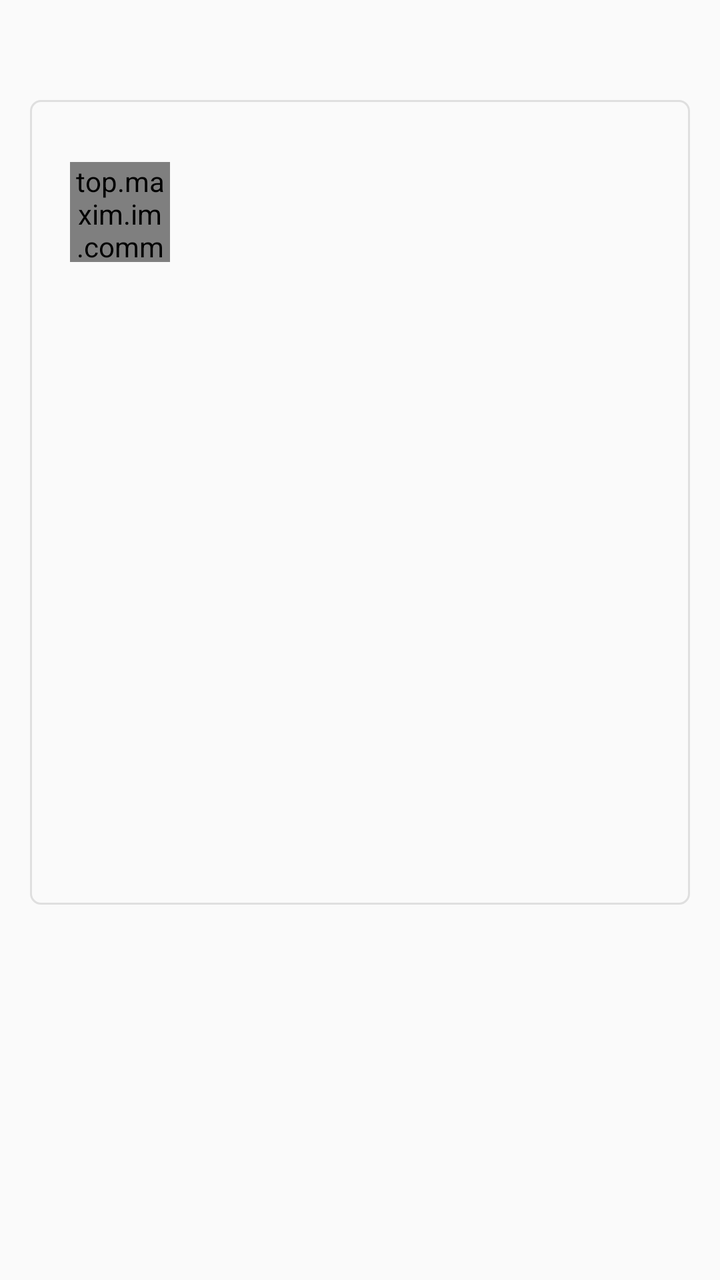
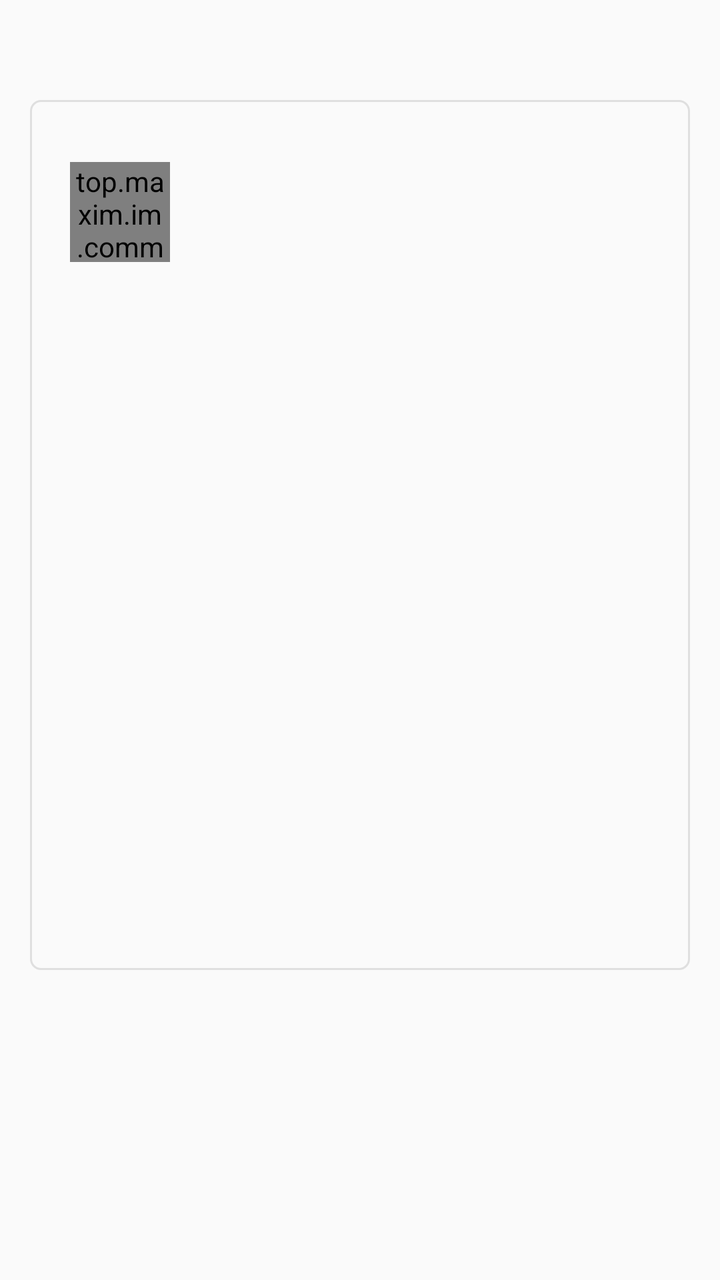

An Android layout rendered at two revisions. The XML below is the earlier revision; the diff shows what the commit changed to produce the second picture.
<!-- AndroidManifest.xml: application theme ActivityAnimation -->
<!-- res/layout/activity_qrcode_detail.xml -->
<?xml version="1.0" encoding="utf-8"?>
<LinearLayout xmlns:android="http://schemas.android.com/apk/res/android"
    xmlns:app="http://schemas.android.com/apk/res-auto"
    android:layout_width="match_parent"
    android:layout_height="wrap_content"
    android:fitsSystemWindows="true"
    android:orientation="vertical">

    <LinearLayout
        android:layout_width="match_parent"
        android:layout_height="wrap_content"
        android:layout_marginLeft="@dimen/dimen_15"
        android:layout_marginTop="@dimen/dimen_50"
        android:layout_marginRight="@dimen/dimen_15"
        android:background="@drawable/my_qrcode_corner_bg"
        android:paddingTop="@dimen/dimen_20"
        android:paddingBottom="@dimen/dimen_60"
        android:orientation="vertical">

        <RelativeLayout
            android:layout_width="match_parent"
            android:layout_height="wrap_content"
            android:layout_gravity="center_vertical">

            <top.maxim.im.common.view.ShapeImageView
                android:id="@+id/iv_user_avatar"
                android:layout_width="@dimen/dimen_50"
                android:layout_height="@dimen/dimen_50"
                android:layout_centerVertical="true"
                android:layout_marginLeft="@dimen/dimen_20"
                android:layout_marginRight="@dimen/dimen_20"
                android:src="@drawable/default_avatar_icon"
                app:shape="circle" />

            <LinearLayout
                android:layout_width="wrap_content"
                android:layout_height="wrap_content"
                android:layout_centerVertical="true"
                android:layout_marginRight="@dimen/dimen_30"
                android:layout_toRightOf="@id/iv_user_avatar"
                android:orientation="vertical">

                <TextView
                    android:id="@+id/tv_user_name"
                    android:layout_width="wrap_content"
                    android:layout_height="wrap_content"
                    android:maxLines="1"
                    android:textColor="@color/color_black"
                    android:textSize="@dimen/dimen_20" />

                <TextView
                    android:id="@+id/tv_user_id"
                    android:layout_width="wrap_content"
                    android:layout_height="wrap_content"
                    android:layout_marginTop="@dimen/dimen_5"
                    android:maxLines="1"
                    android:textColor="@color/color_355522"
                    android:textSize="@dimen/dimen_13" />

                <TextView
                    android:id="@+id/tv_nick_name"
                    android:layout_width="wrap_content"
                    android:layout_height="wrap_content"
                    android:layout_marginTop="@dimen/dimen_5"
                    android:maxLines="1"
                    android:textColor="@color/color_355522"
                    android:textSize="@dimen/dimen_13" />

            </LinearLayout>
        </RelativeLayout>

        <ImageView
            android:id="@+id/iv_qrcode"
            android:layout_width="@dimen/dimen_220"
            android:layout_height="@dimen/dimen_220"
            android:layout_gravity="center_horizontal"
            android:layout_marginTop="@dimen/dimen_30" />
    </LinearLayout>
</LinearLayout>
<!-- resources referenced by this layout -->
<resources>
  <color name="color_355522">#355522</color>
  <color name="color_black">#000000</color>
  <dimen name="dimen_13">13dp</dimen>
  <dimen name="dimen_15">15dp</dimen>
  <dimen name="dimen_20">20dp</dimen>
  <dimen name="dimen_220">220dp</dimen>
  <dimen name="dimen_30">30dp</dimen>
  <dimen name="dimen_5">5dp</dimen>
  <dimen name="dimen_50">50dp</dimen>
  <dimen name="dimen_60">60dp</dimen>
  <!-- drawable default_avatar_icon: png bitmap (drawable-xxhdpi, 2643 bytes) -->
  <!-- drawable my_qrcode_corner_bg (drawable) -->
  <?xml version="1.0" encoding="utf-8"?>
  <shape xmlns:android="http://schemas.android.com/apk/res/android">
      <corners android:radius="@dimen/dimen_5" />
      <stroke
          android:width="@dimen/dimen_1"
          android:color="@color/guide_divider" />
  </shape>
  <style name="ActivityAnimation" parent="@style/AppTheme">
          <item name="android:windowAnimationStyle">@style/activity_animation</item>
          <item name="windowActionBar">false</item>
          <item name="windowNoTitle">true</item>
      </style>
  <dimen name="dimen_1">1dp</dimen>
  <color name="guide_divider">#DFDFDF</color>
  <style name="AppTheme" parent="Theme.AppCompat.Light">
          
      </style>
  <style name="activity_animation">
          <item name="android:activityOpenEnterAnimation">@anim/out_left_in</item>
          <item name="android:activityOpenExitAnimation">@anim/out_left_out</item>
          <item name="android:activityCloseEnterAnimation">@anim/activity_close_enter</item>
          <item name="android:activityCloseExitAnimation">@anim/activity_close_exit</item>
          <item name="android:taskOpenEnterAnimation">@null</item>
          <item name="android:taskOpenExitAnimation">@null</item>
          <item name="android:taskCloseEnterAnimation">@null</item>
          <item name="android:taskCloseExitAnimation">@null</item>
          <item name="android:taskToFrontEnterAnimation">@null</item>
          <item name="android:taskToFrontExitAnimation">@null</item>
          <item name="android:taskToBackEnterAnimation">@null</item>
          <item name="android:taskToBackExitAnimation">@null</item>
      </style>
</resources>

<!-- the commit's change to res/layout/activity_qrcode_detail.xml (unified diff, before → after) -->
@@ -3,7 +3,6 @@
     xmlns:app="http://schemas.android.com/apk/res-auto"
     android:layout_width="match_parent"
     android:layout_height="wrap_content"
-    android:fitsSystemWindows="true"
     android:orientation="vertical">
 
     <LinearLayout
@@ -75,5 +74,15 @@
             android:layout_height="@dimen/dimen_220"
             android:layout_gravity="center_horizontal"
             android:layout_marginTop="@dimen/dimen_30" />
+
+        <TextView
+            android:id="@+id/tv_app_id"
+            android:layout_width="wrap_content"
+            android:layout_height="wrap_content"
+            android:layout_marginTop="@dimen/dimen_15"
+            android:layout_gravity="center_horizontal"
+            android:maxLines="1"
+            android:textColor="@color/color_355522"
+            android:textSize="@dimen/dimen_13" />
     </LinearLayout>
 </LinearLayout>
